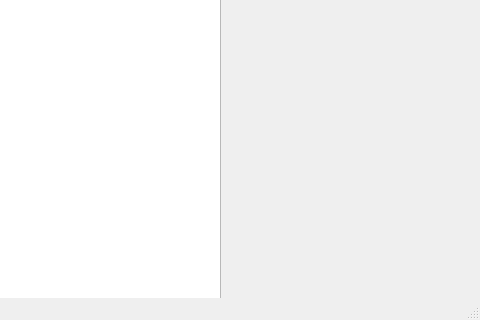
Qt form src/qtfrontend.ui (fldon/Chip8) before a commit; both pictures show x 320 to 800 and y 280 to 600 of the 800 by 600 pixel window.
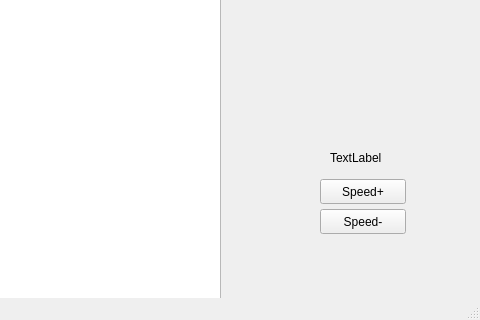
The same form after that commit.

Commit message: Make clock speed configurable using GUI

The edit to the form file:
```diff
--- a/src/qtfrontend.ui
+++ b/src/qtfrontend.ui
@@ -127,6 +127,45 @@
      </property>
     </column>
    </widget>
+   <widget class="QPushButton" name="SpeedPlusBtn">
+    <property name="geometry">
+     <rect>
+      <x>640</x>
+      <y>440</y>
+      <width>86</width>
+      <height>25</height>
+     </rect>
+    </property>
+    <property name="text">
+     <string>Speed+</string>
+    </property>
+   </widget>
+   <widget class="QPushButton" name="SpeedMinusBtn">
+    <property name="geometry">
+     <rect>
+      <x>640</x>
+      <y>470</y>
+      <width>86</width>
+      <height>25</height>
+     </rect>
+    </property>
+    <property name="text">
+     <string>Speed-</string>
+    </property>
+   </widget>
+   <widget class="QLabel" name="SpeedLbl">
+    <property name="geometry">
+     <rect>
+      <x>650</x>
+      <y>410</y>
+      <width>65</width>
+      <height>17</height>
+     </rect>
+    </property>
+    <property name="text">
+     <string>TextLabel</string>
+    </property>
+   </widget>
   </widget>
   <widget class="QMenuBar" name="menubar">
    <property name="geometry">
```
The commit also changes 3 other files.
